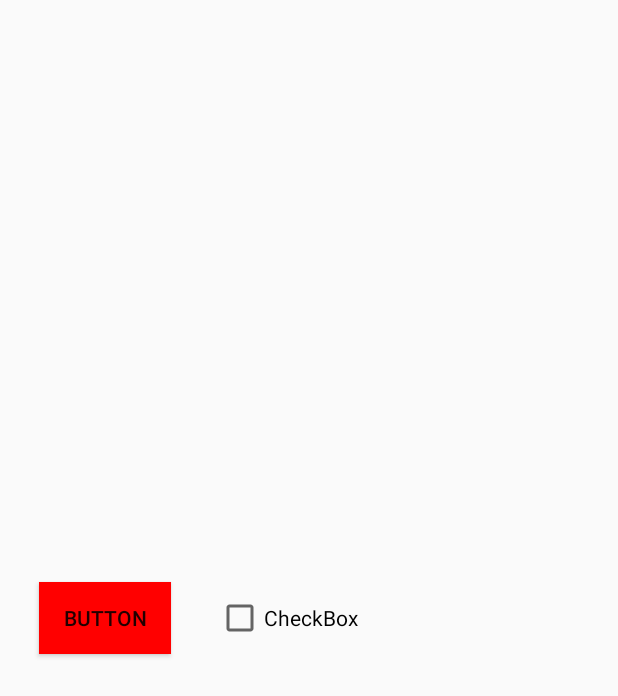
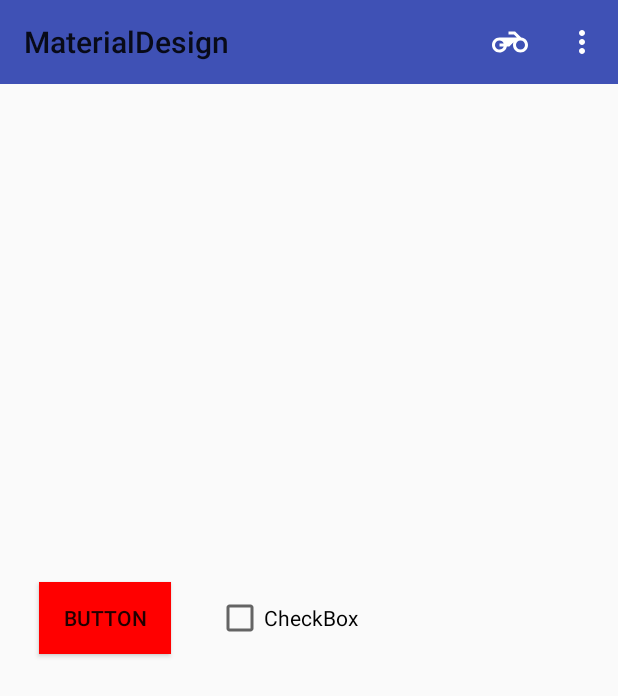
Before and after one commit to farhanarnob/MaterialDesign, an Android app: the screen it shows after launch (MainActivity), on a phone screen of 412 x 824 dp. Shown: the top 696 px of the screen. Run offline under Robolectric (Android 15) with nearby library versions, the phone set to English and light mode, and no system bars.

Commit message:
setting custom toolbar to MainActivity by setSupportActionBar

```diff
--- a/app/src/main/java/me/farhanarnob/materialdesign/MainActivity.java
+++ b/app/src/main/java/me/farhanarnob/materialdesign/MainActivity.java
@@ -3,6 +3,7 @@ package me.farhanarnob.materialdesign;
 import android.graphics.Color;
 import android.os.Bundle;
 import android.support.v7.app.AppCompatActivity;
+import android.support.v7.widget.Toolbar;
 import android.view.Menu;
 import android.view.MenuInflater;
 import android.view.MenuItem;
@@ -17,6 +18,11 @@ public class MainActivity extends AppCompatActivity {
         setContentView(R.layout.activity_main);
         Button button = (Button) findViewById(R.id.button);
         button.setBackgroundColor(Color.RED);
+
+        //giving custom toolbar
+        Toolbar toolbar = (Toolbar) findViewById(R.id.toolbar2);
+        setSupportActionBar(toolbar);
+
 
 
     }
--- a/app/src/main/res/layout/activity_main.xml
+++ b/app/src/main/res/layout/activity_main.xml
@@ -38,17 +38,14 @@
 
     <android.support.v7.widget.Toolbar
         android:id="@+id/toolbar2"
-        android:layout_width="0dp"
+        android:layout_width="match_parent"
         android:layout_height="wrap_content"
-        android:layout_marginBottom="50dp"
-        android:layout_marginEnd="8dp"
-        android:layout_marginStart="8dp"
         android:background="?attr/colorPrimary"
         android:minHeight="?attr/actionBarSize"
         android:theme="?attr/actionBarTheme"
-        app:layout_constraintBottom_toTopOf="parent"
         app:layout_constraintLeft_toLeftOf="parent"
         app:layout_constraintRight_toRightOf="parent"
+        app:layout_constraintTop_toTopOf="parent"
         tools:layout_constraintBottom_creator="1"
         tools:layout_constraintLeft_creator="1"
         tools:layout_constraintRight_creator="1" />
```
